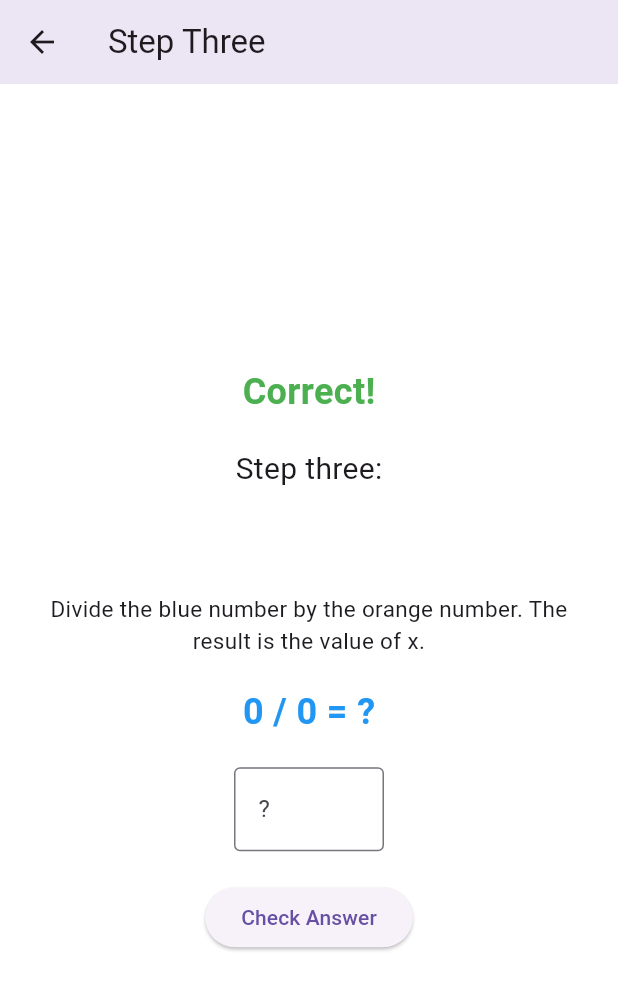
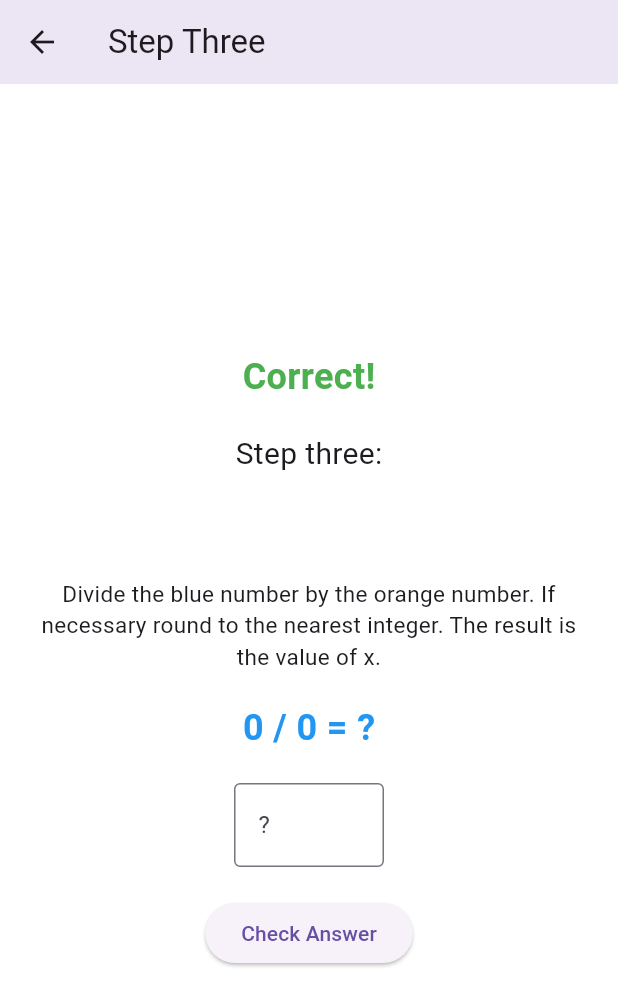
Before and after one commit to j-froment/Equation-Breaker, a Flutter app: the StepThreePage screen opened directly with empty values, on a phone screen of 412 x 824 dp. Shown: the top 1006 px of the screen. Run offline on Flutter 3.47's test engine with Material 3 defaults, Android fonts, the phone set to English and light mode, and no system bars.

Commit message:
changed instructions

```diff
--- a/lib/main.dart
+++ b/lib/main.dart
@@ -341,7 +341,7 @@ class _TextBoxExampleState extends State<TextBoxExample> {
  Widget build(BuildContext context) {
    return Scaffold(
      appBar: AppBar(
-       title: const Text('Enter Your Equation:'),
+       title: const Text('Enter Your Equation (only supports interger values):'),
              backgroundColor: Color.fromRGBO(236,229,243,1)),
 
 
@@ -793,7 +793,7 @@ void initState() {
               const SizedBox(height: 20),
 
               const Text(
-                'Divide the blue number by the orange number. The result is the value of x.',
+                'Divide the blue number by the orange number. If necessary round to the nearest integer. The result is the value of x.',
                 textAlign: TextAlign.center,
                 style: TextStyle(fontSize: 15),
               ),
```
